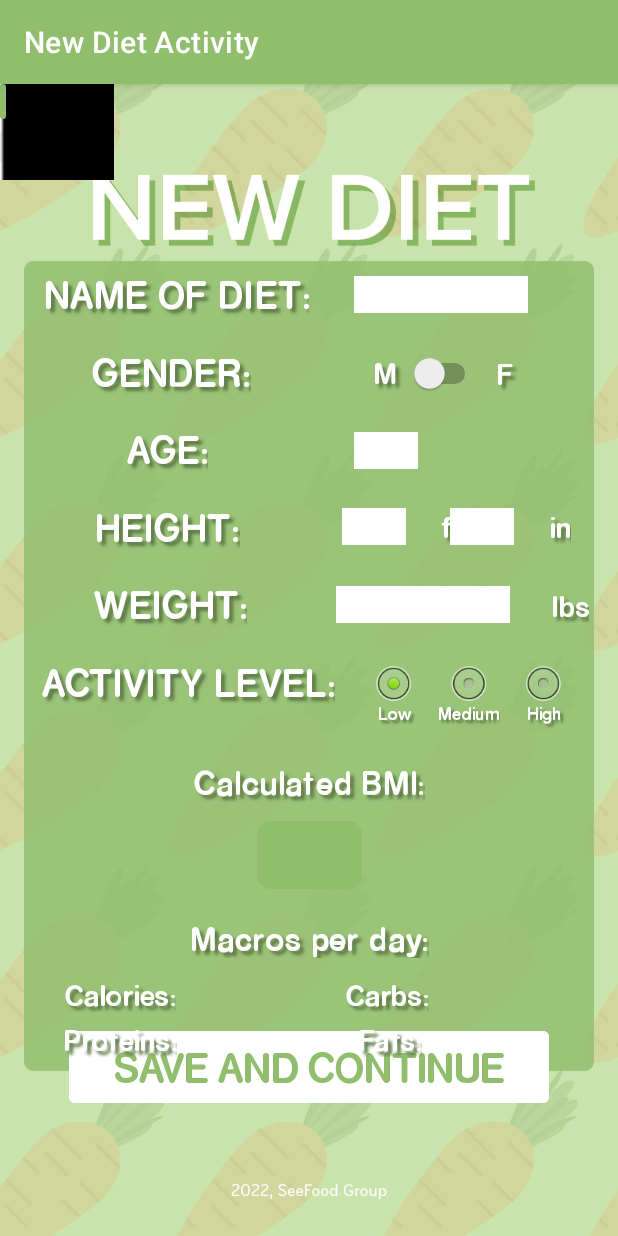
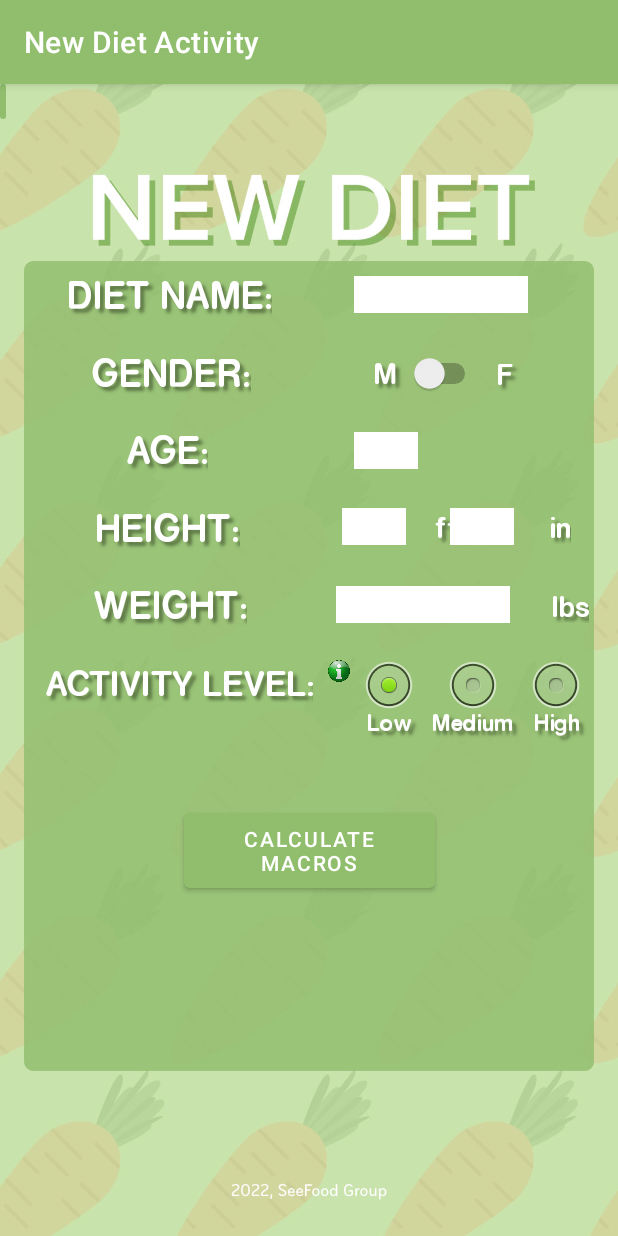
Before and after one commit to agolikov28/SeeFood, an Android app: the NewDietActivity screen opened directly, with no data from a screen before it, on a phone screen of 412 x 824 dp. Run offline under Robolectric (Android 15) with nearby library versions, the phone set to English and light mode, and no system bars.

Commit message:
Finished NewDietActivity

```diff
--- a/SeeFoodApp/app/src/main/res/layout/new_diet_activity.xml
+++ b/SeeFoodApp/app/src/main/res/layout/new_diet_activity.xml
@@ -31,13 +31,13 @@
         android:shadowDx="4"
         android:shadowDy="4"
         android:shadowRadius="2"
-        android:text="NAME OF DIET:"
+        android:text="DIET NAME:"
         android:textAlignment="center"
         android:textColor="@color/white"
         android:textSize="23sp"
         app:layout_constraintBottom_toBottomOf="parent"
         app:layout_constraintEnd_toEndOf="parent"
-        app:layout_constraintHorizontal_bias="0.122"
+        app:layout_constraintHorizontal_bias="0.16"
         app:layout_constraintStart_toStartOf="parent"
         app:layout_constraintTop_toTopOf="parent"
         app:layout_constraintVertical_bias="0.17" />
@@ -90,6 +90,7 @@
         android:layout_height="wrap_content"
         android:layout_alignBottom="@+id/nameTitle"
         android:layout_marginStart="236dp"
+        android:paddingLeft="3dp"
         android:layout_toRightOf="@+id/nameTitle"
         android:background="@color/white"
         android:inputType="textPersonName"
@@ -130,6 +131,7 @@
         android:layout_marginStart="228dp"
         android:layout_toRightOf="@+id/heightTitle"
         android:background="@color/white"
+        android:paddingLeft="3dp"
         android:ems="2"
         android:inputType="number"
         app:layout_constraintBottom_toBottomOf="parent"
@@ -149,6 +151,7 @@
         android:layout_marginStart="236dp"
         android:layout_toRightOf="@+id/heightTitle"
         android:background="@color/white"
+        android:paddingLeft="3dp"
         android:ems="2"
         android:inputType="number"
         app:layout_constraintBottom_toBottomOf="parent"
@@ -176,7 +179,7 @@
         android:textSize="17sp"
         app:layout_constraintBottom_toBottomOf="parent"
         app:layout_constraintEnd_toEndOf="parent"
-        app:layout_constraintHorizontal_bias="0.739"
+        app:layout_constraintHorizontal_bias="0.728"
         app:layout_constraintStart_toStartOf="parent"
         app:layout_constraintTop_toTopOf="parent"
         app:layout_constraintVertical_bias="0.381" />
@@ -189,6 +192,7 @@
         android:layout_marginStart="300dp"
         android:layout_toRightOf="@+id/heightTitle"
         android:background="@color/white"
+        android:paddingLeft="3dp"
         android:ems="2"
         android:inputType="number"
         app:layout_constraintBottom_toBottomOf="parent"
@@ -255,7 +259,7 @@
         android:text="ACTIVITY LEVEL:"
         android:textAlignment="center"
         android:textColor="@color/white"
-        android:textSize="23sp"
+        android:textSize="21sp"
         app:layout_constraintBottom_toBottomOf="parent"
         app:layout_constraintEnd_toEndOf="parent"
         app:layout_constraintHorizontal_bias="0.129"
@@ -265,15 +269,21 @@
 
     <ImageButton
         android:id="@+id/infoButton"
-        android:layout_width="76dp"
-        android:layout_height="64dp"
+        android:layout_width="20dp"
+        android:layout_height="20dp"
         android:layout_alignParentRight="true"
         android:layout_centerVertical="true"
         android:layout_margin="5dp"
-        android:src="@drawable/infobutton"
-        android:text="Button"
-        tools:layout_editor_absoluteX="300dp"
-        tools:layout_editor_absoluteY="468dp" />
+        android:adjustViewBounds="true"
+        android:background="@android:color/transparent"
+        android:scaleType="fitCenter"
+        android:src="@drawable/jean_victor_balin_info_green"
+        app:layout_constraintBottom_toBottomOf="parent"
+        app:layout_constraintEnd_toEndOf="parent"
+        app:layout_constraintHorizontal_bias="0.552"
+        app:layout_constraintStart_toStartOf="parent"
+        app:layout_constraintTop_toTopOf="parent"
+        app:layout_constraintVertical_bias="0.51" />
 
     <EditText
         android:id="@+id/weightText"
@@ -281,6 +291,7 @@
         android:layout_height="wrap_content"
         android:layout_alignBottom="@+id/weightTitle"
         android:layout_marginStart="224dp"
+        android:paddingLeft="3dp"
         android:layout_toRightOf="@+id/weightTitle"
         android:background="@color/white"
         android:inputType="numberDecimal"
@@ -325,6 +336,7 @@
         android:shadowRadius="2"
         android:text="Calculated BMI:"
         android:textAlignment="center"
+        android:visibility="invisible"
         android:textColor="@color/white"
         android:textSize="20sp"
         app:layout_constraintBottom_toBottomOf="parent"
@@ -335,14 +347,16 @@
         app:layout_constraintVertical_bias="0.61" />
 
     <TextView
-        android:background="@drawable/bmi_square"
+        android:id="@+id/textView"
+        android:layout_width="wrap_content"
         android:layout_height="wrap_content"
-        android:layout_width="wrap_content" />
+        android:background="@drawable/bmi_square" />
 
     <View
         android:id="@+id/bmiClass"
         android:layout_width="70dp"
         android:layout_height="45dp"
+        android:visibility="invisible"
         app:layout_constraintBottom_toBottomOf="parent"
         app:layout_constraintHorizontal_bias="0.5"
         app:layout_constraintLeft_toLeftOf="parent"
@@ -380,6 +394,7 @@
         android:backgroundTint="@color/white"
         android:fontFamily="@font/rocko_bold"
         android:letterSpacing="0"
+        android:visibility="invisible"
         android:text="SAVE AND CONTINUE"
         android:textColor="@color/lightGreen"
         android:textSize="25sp"
@@ -388,7 +403,7 @@
         app:layout_constraintHorizontal_bias="0.5"
         app:layout_constraintStart_toStartOf="parent"
         app:layout_constraintTop_toTopOf="parent"
-        app:layout_constraintVertical_bias="0.307" />
+        app:layout_constraintVertical_bias="0.311" />
 
     <Switch
         android:id="@+id/genderSwitch"
@@ -448,7 +463,7 @@
         android:textSize="17sp"
         app:layout_constraintBottom_toBottomOf="parent"
         app:layout_constraintEnd_toEndOf="parent"
-        app:layout_constraintHorizontal_bias="0.38"
+        app:layout_constraintHorizontal_bias="0.40"
         app:layout_constraintStart_toStartOf="parent"
         app:layout_constraintTop_toTopOf="@+id/imageView2"
         app:layout_constraintVertical_bias="0.8" />
@@ -472,7 +487,7 @@
         app:layout_constraintHorizontal_bias="0.38"
         app:layout_constraintStart_toStartOf="parent"
         app:layout_constraintTop_toTopOf="@+id/imageView2"
-        app:layout_constraintVertical_bias="0.84" />
+        app:layout_constraintVertical_bias="0.85" />
 
     <TextView
         android:id="@+id/carbsText"
@@ -514,7 +529,7 @@
         app:layout_constraintHorizontal_bias="0.8"
         app:layout_constraintStart_toStartOf="parent"
         app:layout_constraintTop_toTopOf="@+id/imageView2"
-        app:layout_constraintVertical_bias="0.84" />
+        app:layout_constraintVertical_bias="0.85" />
 
     <TextView
         android:id="@+id/macrosTitle"
@@ -526,6 +541,7 @@
         android:shadowDx="4"
         android:shadowDy="4"
         android:shadowRadius="2"
+        android:visibility="invisible"
         android:text="Macros per day:"
         android:textAlignment="center"
         android:textColor="@color/white"
@@ -551,6 +567,7 @@
         android:textAlignment="center"
         android:textColor="@color/white"
         android:textSize="17sp"
+        android:visibility="invisible"
         app:layout_constraintBottom_toBottomOf="parent"
         app:layout_constraintEnd_toEndOf="parent"
         app:layout_constraintHorizontal_bias="0.127"
@@ -568,6 +585,7 @@
         android:shadowDx="4"
         android:shadowDy="4"
         android:shadowRadius="2"
+        android:visibility="invisible"
         android:text="Proteins:"
         android:textAlignment="center"
         android:textColor="@color/white"
@@ -577,7 +595,7 @@
         app:layout_constraintHorizontal_bias="0.127"
         app:layout_constraintStart_toStartOf="parent"
         app:layout_constraintTop_toTopOf="@+id/imageView2"
-        app:layout_constraintVertical_bias="0.84" />
+        app:layout_constraintVertical_bias="0.85" />
 
     <TextView
         android:id="@+id/carbsTitle"
@@ -589,6 +607,7 @@
         android:shadowDx="4"
         android:shadowDy="4"
         android:shadowRadius="2"
+        android:visibility="invisible"
         android:text="Carbs:"
         android:textAlignment="center"
         android:textColor="@color/white"
@@ -610,6 +629,7 @@
         android:shadowDx="4"
         android:shadowDy="4"
         android:shadowRadius="2"
+        android:visibility="invisible"
         android:text="Fats:"
         android:textAlignment="center"
         android:textColor="@color/white"
@@ -619,17 +639,17 @@
         app:layout_constraintHorizontal_bias="0.647"
         app:layout_constraintStart_toStartOf="parent"
         app:layout_constraintTop_toTopOf="@+id/imageView2"
-        app:layout_constraintVertical_bias="0.84" />
+        app:layout_constraintVertical_bias="0.85" />
 
     <RadioGroup
         android:id="@+id/activityGroup"
-        android:layout_width="170dp"
-        android:layout_height="69dp"
+        android:layout_width="153dp"
+        android:layout_height="62dp"
+        android:checkedButton="@+id/lowButton"
         android:orientation="horizontal"
-        android:checkedButton="@+id/lowButton"
         app:layout_constraintBottom_toBottomOf="parent"
         app:layout_constraintEnd_toEndOf="parent"
-        app:layout_constraintHorizontal_bias="0.94"
+        app:layout_constraintHorizontal_bias="0.92"
         app:layout_constraintStart_toStartOf="parent"
         app:layout_constraintTop_toTopOf="parent"
         app:layout_constraintVertical_bias="0.535">
@@ -641,13 +661,12 @@
             android:layout_weight="1"
             android:button="@null"
             android:drawableTop="@android:drawable/btn_radio"
-            android:paddingRight="-18dp"
-            android:drawablePadding="-18dp"
+            android:drawablePadding="-15dp"
             android:fontFamily="@font/rocko_bold"
             android:gravity="center"
             android:letterSpacing="0.03"
-            android:scaleX=".75"
-            android:scaleY=".75"
+            android:scaleX="1"
+            android:scaleY="1"
             android:shadowColor="@color/shadowGreen"
             android:shadowDx="4"
             android:shadowDy="4"
@@ -661,15 +680,15 @@
             android:id="@+id/mediumButton"
             android:layout_width="match_parent"
             android:layout_height="match_parent"
-            android:layout_weight="1"
+            android:layout_weight=".75"
             android:button="@null"
             android:drawableTop="@android:drawable/btn_radio"
-            android:drawablePadding="-18dp"
+            android:drawablePadding="-15dp"
             android:fontFamily="@font/rocko_bold"
             android:gravity="center"
             android:letterSpacing="0.03"
-            android:scaleX=".75"
-            android:scaleY=".75"
+            android:scaleX="1"
+            android:scaleY="1"
             android:shadowColor="@color/shadowGreen"
             android:shadowDx="4"
             android:shadowDy="4"
@@ -686,13 +705,12 @@
             android:layout_weight="1"
             android:button="@null"
             android:drawableTop="@android:drawable/btn_radio"
-            android:drawablePadding="-18dp"
-            android:paddingLeft="-18dp"
+            android:drawablePadding="-15dp"
             android:fontFamily="@font/rocko_bold"
             android:gravity="center"
             android:letterSpacing="0.03"
-            android:scaleX=".75"
-            android:scaleY=".75"
+            android:scaleX="1"
+            android:scaleY="1"
             android:shadowColor="@color/shadowGreen"
             android:shadowDx="4"
             android:shadowDy="4"
@@ -703,4 +721,17 @@
             android:textSize="14sp" />
     </RadioGroup>
 
+    <Button
+        android:id="@+id/calculateButton"
+        android:layout_width="167dp"
+        android:layout_height="62dp"
+        android:text="Calculate Macros"
+        app:layout_constraintBottom_toBottomOf="parent"
+        app:layout_constraintEnd_toEndOf="parent"
+        app:layout_constraintHorizontal_bias="0.5"
+        app:layout_constraintStart_toStartOf="parent"
+        app:layout_constraintTop_toTopOf="parent"
+        app:layout_constraintVertical_bias="0.68" />
+
+
 </androidx.constraintlayout.widget.ConstraintLayout>
```
Also changed, not shown: SeeFoodApp/app/src/main/java/com/example/seefoodapp/NewDietActivity.kt (+114 -21 lines), SeeFoodApp/app/src/main/res/drawable/jean_victor_balin_info_green.png (added).
